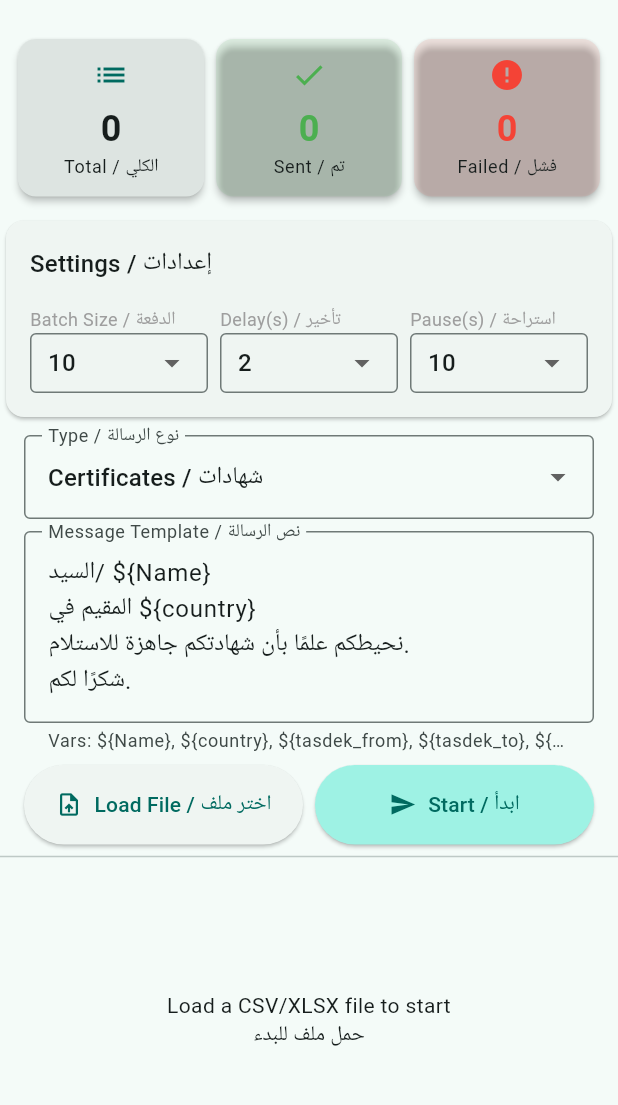
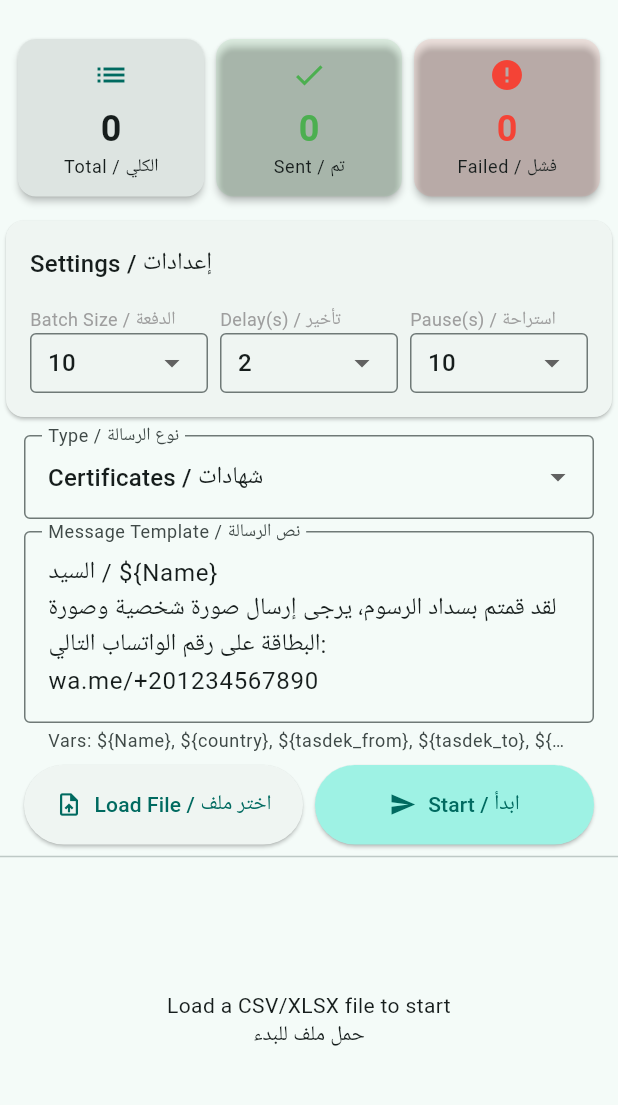
Before and after one commit to abdoBadawy74/sms-bulk-sender, a Flutter app: the screen it shows after launch, on a phone screen of 412 x 824 dp, the part 63-1168 px from its top. Run offline on Flutter 3.47's test engine with Material 3 defaults, Android fonts, the phone set to English and light mode, and no system bars; our stand-ins replace csv, file_picker, permission_handler; missing offline and left inert: another_telephony, excel, spreadsheet_decoder.

Commit message:
update message template

```diff
--- a/lib/models/sms_row.dart
+++ b/lib/models/sms_row.dart
@@ -58,7 +58,7 @@ class SmsRow {
     msg = msg.replaceAll(RegExp(r'\{tasdek_to\}|\$\{tasdek_to\}', caseSensitive: false), tasdekTo ?? '');
 
     // Append mandatory link
-    msg += "\nhttps://tagned.mod.gov.eg/16militaryservice.aspx";
+    // msg += "\nhttps://tagned.mod.gov.eg/16militaryservice.aspx";
 
     return msg;
   }
--- a/lib/screens/dashboard_screen.dart
+++ b/lib/screens/dashboard_screen.dart
@@ -29,9 +29,16 @@ class _DashboardScreenState extends State<DashboardScreen> {
 
   // Template State
   String _selectedTemplateType = 'Certificates'; // or 'Security'
-  final String _certificatesTemplate = "السيد/ \${Name}\nالمقيم في \${country}\nنحيطكم علمًا بأن شهادتكم جاهزة للاستلام.\nشكرًا لكم.";
-  final String _securityTemplate = "السيد/ \${Name}\nبرجاء التوجه لاستلام التصديق الأمني الخاص بكم.\nمن تاريخ: \${tasdek_from} إلى: \${tasdek_to}\nالمكان: \${country}";
+ final String _certificatesTemplate =
+    "السيد / \${Name}\n"
+    "لقد قمتم بسداد الرسوم، يرجى إرسال صورة شخصية وصورة البطاقة على رقم الواتساب التالي:\n"
+    "wa.me/+201234567890";
 
+  final String _securityTemplate =
+    "السيد / \${Name}\n"
+    "لقد تم قبول التصديق الأمني الخاص بكم لدولة \${country}\n"
+    "وساري من تاريخ \${tasdek_from} إلى \${tasdek_to}\n"
+    "علمًا بأن مدة تصريح السفر 15 يوم من تاريخ السداد";
 
   // State
   List<SmsRow> _rows = [];
```
Also changed, not shown: 1 other file.
